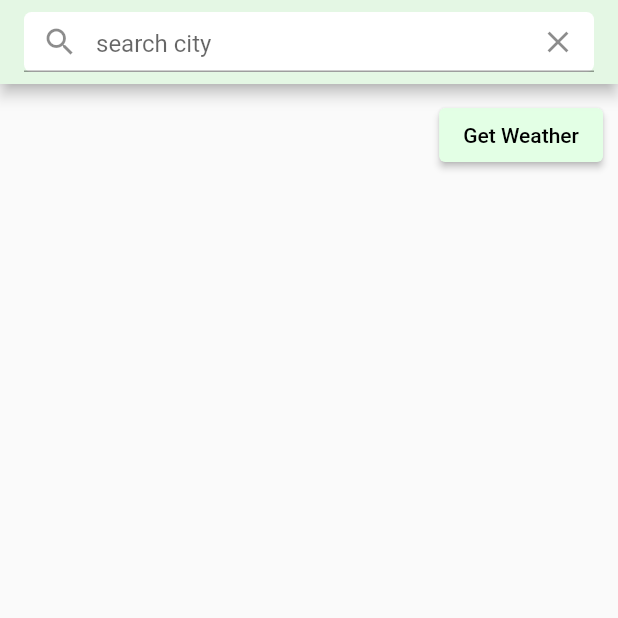
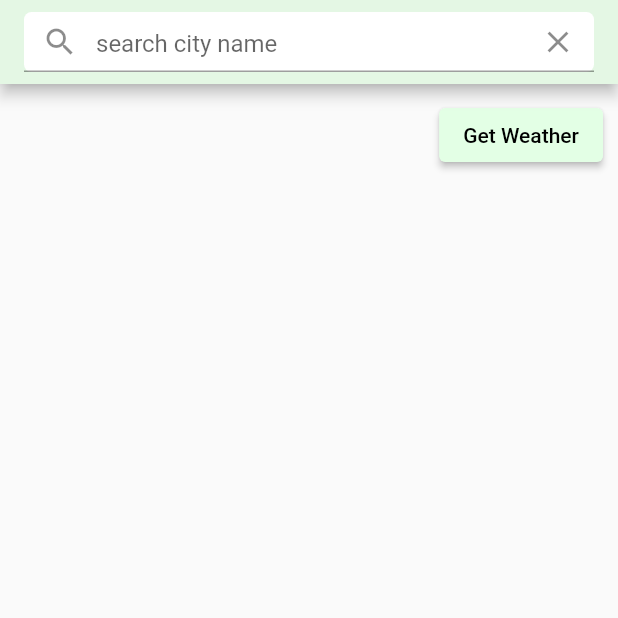
Before and after one commit to HMADAHMD/ClimateCast, a Flutter app: the screen it shows after launch, after a tap on the "search" icon, on a phone screen of 412 x 824 dp, the top half of it. Run offline on Flutter 3.47's test engine with Material 2 defaults, Android fonts, the phone set to English and light mode, and no system bars; our stand-ins replace flutter_spinkit, geolocator; network calls fail; statements that could not run were skipped.

Commit message:
completed 2.0

```diff
--- a/lib/Screens/HomeScreen.dart
+++ b/lib/Screens/HomeScreen.dart
@@ -55,7 +55,7 @@ class _HomeScreenState extends State<HomeScreen> {
                     await weatherinfo.getCityWeather(searchedCity);
                 updateUI(weatherInfo);
               },
-              icon: Icon(
+              icon: const Icon(
                 Icons.search,
                 color: Colors.black,
               ))
--- a/lib/Screens/SearchCity.dart
+++ b/lib/Screens/SearchCity.dart
@@ -28,8 +28,8 @@ class Search extends StatelessWidget {
             child: Center(
               child: TextFormField(
                 autocorrect: false,
-                decoration: InputDecoration(
-                    hintText: "search city",
+                decoration: const InputDecoration(
+                    hintText: "search city name",
                     prefixIcon: Icon(Icons.search),
                     suffixIcon: Icon(Icons.clear)),
                 onChanged: (value) {
@@ -50,7 +50,7 @@ class Search extends StatelessWidget {
                 Navigator.pop(context, cityName);
                 print("get weather");
               },
-              child: Text(
+              child: const Text(
                 "Get Weather",
                 style: TextStyle(color: Colors.black),
               ),
```
